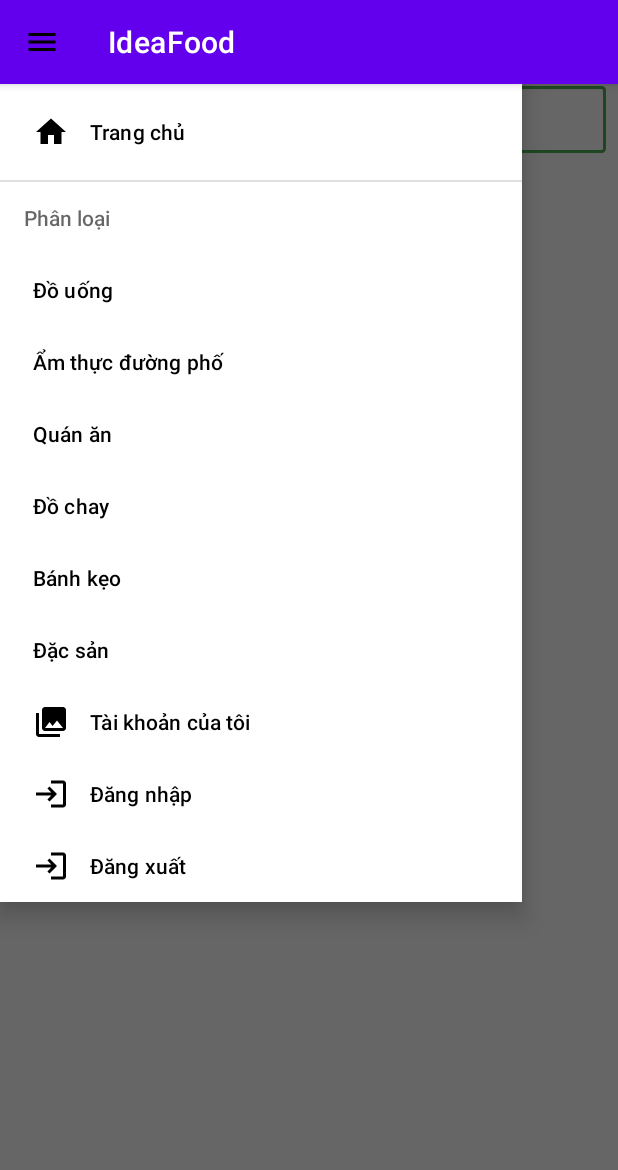
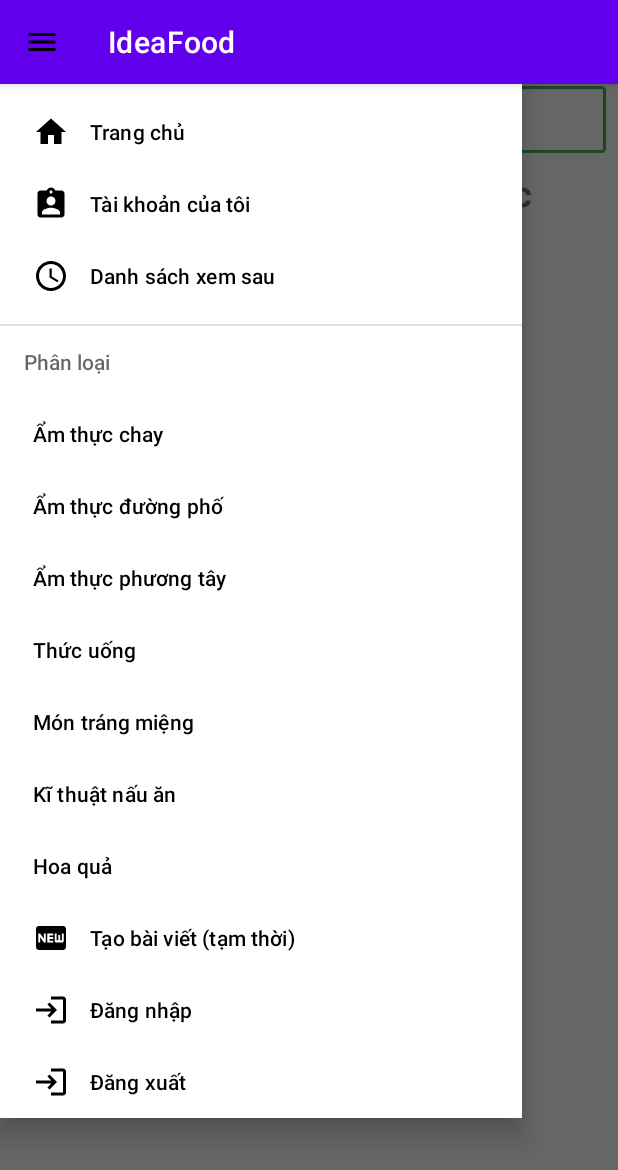
Before and after one commit to vinhcotam/Idea-Food, an Android app: the Homepage screen opened directly, with no data from a screen before it, in the side drawer, after a tap on "Ẩm thực đường phố", on a phone screen of 412 x 824 dp. Shown: the top 1170 px of the screen. Run offline under Robolectric (Android 15) with nearby library versions, the phone set to English and light mode, and no system bars; our stand-ins replace Firebase (no records; nobody signed in at launch, a user with empty details on screens opened directly); pictures from the network do not load.

Commit message:
xong tìm kiếm và phân loại

```diff
--- a/app/src/main/java/com/example/ideafood/Homepage.java
+++ b/app/src/main/java/com/example/ideafood/Homepage.java
@@ -11,7 +11,10 @@ import android.content.ClipData;
 import android.content.Intent;
 import android.os.Bundle;
 import android.view.KeyEvent;
+import android.view.Menu;
+import android.view.MenuInflater;
 import android.view.MenuItem;
+import android.view.SubMenu;
 import android.view.View;
 import android.view.ViewGroup;
 import android.widget.Adapter;
@@ -19,6 +22,7 @@ import android.widget.AdapterView;
 import android.widget.EditText;
 import android.widget.ListAdapter;
 import android.widget.ListView;
+import android.widget.TextView;
 import android.widget.Toast;
 import android.widget.Toolbar;
 
@@ -73,7 +77,6 @@ public class Homepage extends AppCompatActivity {
 
             @Override
             public void onDrawerOpened(@NonNull View drawerView) {
-
             }
 
             @Override
@@ -91,7 +94,6 @@ public class Homepage extends AppCompatActivity {
         actionbar.setDisplayHomeAsUpEnabled(true);
         actionbar.setHomeAsUpIndicator(R.drawable.ic_baseline_menu_24);
         NavigationView navigationView = findViewById(R.id.homepage_nav_view);
-
         navigationView.setNavigationItemSelectedListener(new NavigationView.OnNavigationItemSelectedListener() {
             @Override
             public boolean onNavigationItemSelected(@NonNull MenuItem item) {
@@ -99,11 +101,25 @@ public class Homepage extends AppCompatActivity {
                     Intent intent = Homepage.this.getIntent();
                     Homepage.this.finish();
                     startActivity(intent);
+                    return true;
                 }
                 if(item.getItemId()==R.id.nav_login){
                     Intent intent = new Intent(Homepage.this, Login.class);
                     startActivity(intent);
                     return true;
+                }
+                if(item.getGroupId()==R.id.category){
+                    GetPost(item.getTitle().toString(), 2);
+                    return  true;
+
+                }
+                if(item.getItemId()==R.id.createapost){
+                    Intent intent = new Intent(Homepage.this, createpost2.class);
+                    Bundle bundle = new Bundle();
+                    bundle.putString("username", username);
+                    intent.putExtras(bundle);
+                    startActivity(intent);
+                    return  true;
                 }
                 return false;
             }
@@ -116,13 +132,7 @@ public class Homepage extends AppCompatActivity {
                 if (keyEvent.getAction() == KeyEvent.ACTION_DOWN
                         && i == KeyEvent.KEYCODE_ENTER) {
                     String tukhoa = editText.getText().toString();
-                    int dem=0;
-                    for(int index=0;index<postList.size();index++){
-                        if(postList.get(index).getHeader().contains(tukhoa)){
-                            dem++;
-                        }
-                    }
-                    Toast.makeText(Homepage.this, "Có "+dem+" kết quả", Toast.LENGTH_LONG).show();
+                    GetPost(tukhoa, 1);
                     return true;
                 }
                 return false;
@@ -140,13 +150,16 @@ public class Homepage extends AppCompatActivity {
     }
     DrawerLayout mDrawerLayout;
     ArrayList<Posts> postList;
+    ArrayList<Posts> postListFind; //dùng khi tìm kiếm
     DatabaseReference database;
     void ConnectDB(){
         database = FirebaseDatabase.getInstance().getReference();
-        GetPost();
+        GetPost("", 0);
     }
-    void GetPost(){
+    //FIND_MODE =1: tìm theo header, 2: tìm theo category, 0: hiển thị hết
+    void GetPost(String keyvalue, int FIND_MODE){
         postList = new ArrayList<Posts>();
+        postListFind = new ArrayList<Posts>();
         Query allPost = database.child("post").orderByChild("status").equalTo(true);
         allPost.addListenerForSingleValueEvent(new ValueEventListener() {
             @Override
@@ -155,17 +168,39 @@ public class Homepage extends AppCompatActivity {
                     Posts p = item.getValue(Posts.class);
                     postList.add(p);
                 }
+                if(keyvalue.trim().equals("") || FIND_MODE==0){
+                    postListFind = postList;
+                }
+                else if(FIND_MODE ==1){
+                    for(int i=0;i<postList.size();i++){
+                        if(postList.get(i).getHeader().trim().contains(keyvalue.trim())){
+                            postListFind.add(postList.get(i));
+                        }
+                    }
+                    TextView tv = findViewById(R.id.noidungtimkiem);
+                    tv.setText("Có "+ postListFind.size() +" bài viết liên quan tới từ khóa \""+keyvalue+"\"");
+                }
+                else if(FIND_MODE ==2){
+
+                    for(int i=0;i<postList.size();i++){
+                        if(postList.get(i).getCategory().trim().contains(keyvalue.trim())){
+                            postListFind.add(postList.get(i));
+                        }
+                    }
+                    TextView tv = findViewById(R.id.noidungtimkiem);
+                    tv.setText("Có "+ postListFind.size() +" bài viết  thuộc loại \""+keyvalue+"\"");
+                }
                 ListView lv = findViewById(R.id.homepage_lv_post);
-                Adapter adapter = new ListView_Post_Adapter(postList);
+                Adapter adapter = new ListView_Post_Adapter(postListFind);
                 lv.setAdapter((ListAdapter) adapter);
                 lv.setOnItemClickListener(new AdapterView.OnItemClickListener() {
                     @Override
                     public void onItemClick(AdapterView<?> parent, View view, int position, long id) {
                         Intent intent = new Intent(Homepage.this, DetailPost.class);
                         Bundle bundle = new Bundle();
-                        bundle.putString("category", postList.get(position).getCategory());
+                        bundle.putString("category", postListFind.get(position).getCategory());
                         bundle.putString("username", username);
-                        bundle.putString("postid", postList.get(position).getPostid());
+                        bundle.putString("postid", postListFind.get(position).getPostid());
                         intent.putExtras(bundle);
                         startActivity(intent);
                     }
--- /dev/null
+++ b/app/src/main/res/drawable/ic_baseline_access_time_24.xml
@@ -0,0 +1,6 @@
+<vector android:height="24dp" android:tint="#000000"
+    android:viewportHeight="24" android:viewportWidth="24"
+    android:width="24dp" xmlns:android="http://schemas.android.com/apk/res/android">
+    <path android:fillColor="@android:color/white" android:pathData="M11.99,2C6.47,2 2,6.48 2,12s4.47,10 9.99,10C17.52,22 22,17.52 22,12S17.52,2 11.99,2zM12,20c-4.42,0 -8,-3.58 -8,-8s3.58,-8 8,-8 8,3.58 8,8 -3.58,8 -8,8z"/>
+    <path android:fillColor="@android:color/white" android:pathData="M12.5,7H11v6l5.25,3.15 0.75,-1.23 -4.5,-2.67z"/>
+</vector>
--- /dev/null
+++ b/app/src/main/res/drawable/ic_baseline_assignment_ind_24.xml
@@ -0,0 +1,5 @@
+<vector android:height="24dp" android:tint="#000000"
+    android:viewportHeight="24" android:viewportWidth="24"
+    android:width="24dp" xmlns:android="http://schemas.android.com/apk/res/android">
+    <path android:fillColor="@android:color/white" android:pathData="M19,3h-4.18C14.4,1.84 13.3,1 12,1c-1.3,0 -2.4,0.84 -2.82,2L5,3c-1.1,0 -2,0.9 -2,2v14c0,1.1 0.9,2 2,2h14c1.1,0 2,-0.9 2,-2L21,5c0,-1.1 -0.9,-2 -2,-2zM12,3c0.55,0 1,0.45 1,1s-0.45,1 -1,1 -1,-0.45 -1,-1 0.45,-1 1,-1zM12,7c1.66,0 3,1.34 3,3s-1.34,3 -3,3 -3,-1.34 -3,-3 1.34,-3 3,-3zM18,19L6,19v-1.4c0,-2 4,-3.1 6,-3.1s6,1.1 6,3.1L18,19z"/>
+</vector>
--- /dev/null
+++ b/app/src/main/res/drawable/ic_baseline_fiber_new_24.xml
@@ -0,0 +1,5 @@
+<vector android:height="24dp" android:tint="#000000"
+    android:viewportHeight="24" android:viewportWidth="24"
+    android:width="24dp" xmlns:android="http://schemas.android.com/apk/res/android">
+    <path android:fillColor="@android:color/white" android:pathData="M20,4H4C2.89,4 2.01,4.89 2.01,6L2,18c0,1.11 0.89,2 2,2h16c1.11,0 2,-0.89 2,-2V6C22,4.89 21.11,4 20,4zM8.5,15H7.3l-2.55,-3.5V15H3.5V9h1.25l2.5,3.5V9H8.5V15zM13.5,10.26H11v1.12h2.5v1.26H11v1.11h2.5V15h-4V9h4V10.26zM20.5,14c0,0.55 -0.45,1 -1,1h-4c-0.55,0 -1,-0.45 -1,-1V9h1.25v4.51h1.13V9.99h1.25v3.51h1.12V9h1.25V14z"/>
+</vector>
--- a/app/src/main/res/layout/activity_homepage.xml
+++ b/app/src/main/res/layout/activity_homepage.xml
@@ -36,6 +36,7 @@
                 android:padding="10dp"
                 android:textSize="18sp" />
             <TextView
+                android:id="@+id/noidungtimkiem"
                 android:layout_width="wrap_content"
                 android:layout_height="wrap_content"
                 android:layout_marginTop="10dp"
--- a/app/src/main/res/menu/homepage_nav_menu.xml
+++ b/app/src/main/res/menu/homepage_nav_menu.xml
@@ -5,40 +5,47 @@
             android:icon="@drawable/ic_baseline_home_24"
             android:title="@string/homepage" />
         <item
-            android:id="@+id/nav_gallery"
+            android:icon="@drawable/ic_baseline_assignment_ind_24"
+            android:title="@string/myaccount"/>
+        <item
+            android:icon="@drawable/ic_baseline_access_time_24"
+            android:title="@string/dsxemsau"/>
+        <item
+            android:id="@+id/nav_category"
             android:icon="@drawable/ic_menu_gallery"
-            android:title="Phân loại">
-            <menu>
+            android:title="Phân loại"
+            >
+            <menu >
+                    <group android:id="@+id/category">
                             <item
-                        android:id="@+id/douong"
-                        android:title="Đồ uống"
+                                android:title="Ẩm thực chay"
                                 />
                             <item
-                        android:id="@+id/thucannhanh"
                                 android:title="Ẩm thực đường phố"
                                 />
                             <item
-                        android:id="@+id/quanan"
-                        android:title="Quán ăn"
+                                android:title="Ẩm thực phương tây"
                                 />
                             <item
-                        android:id="@+id/dochay"
-                        android:title="Đồ chay"
+                                android:title="Thức uống"
                                 />
                             <item
-                        android:id="@+id/banhkeo"
-                        android:title="Bánh kẹo"
+                                android:title="Món tráng miệng"
                                 />
                             <item
-                        android:id="@+id/dacsan"
-                        android:title="Đặc sản"
+                                android:title="Kĩ thuật nấu ăn"
+                                />
+                            <item
+                                android:title="Hoa quả"
                                 />
 
+                    </group>
             </menu>
         </item>
         <item
-            android:icon="@drawable/ic_menu_gallery"
-            android:title="@string/myaccount"/>
+            android:id="@+id/createapost"
+            android:icon="@drawable/ic_baseline_fiber_new_24"
+            android:title="Tạo bài viết (tạm thời)" />
         <item
             android:id="@+id/nav_login"
             android:icon="@drawable/ic_baseline_login_24"
--- /dev/null
+++ b/app/src/main/res/values/ids.xml
@@ -0,0 +1,4 @@
+<?xml version="1.0" encoding="utf-8"?>
+<resources>
+    <item name="nav_login" type="id" />
+</resources>
--- a/app/src/main/res/values/strings.xml
+++ b/app/src/main/res/values/strings.xml
@@ -27,4 +27,5 @@
     <string name="Logout">Đăng xuất</string>
     <string name="logout">Đăng xuất</string>
     <string name="myaccount">Tài khoản của tôi</string>
+    <string name="dsxemsau">Danh sách xem sau</string>
 </resources>
```
Also changed, not shown: app/src/main/java/com/example/ideafood/createpost2.java (+12 -0 lines). Lines whose indentation alone changed are shown as unchanged.
